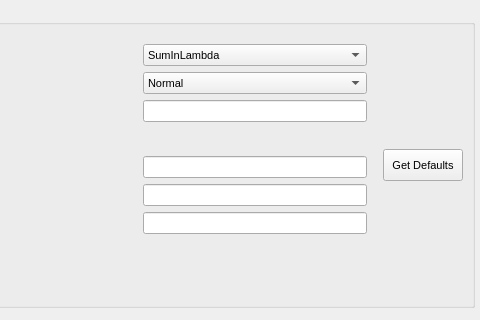
Old version of the form qt/scientific_interfaces/ISISReflectometry/ReflSettingsWidget.ui in the repository mantidproject/mantid; both pictures show x 575 to 1055 and y 0 to 320 of the 1055 by 621 pixel window.
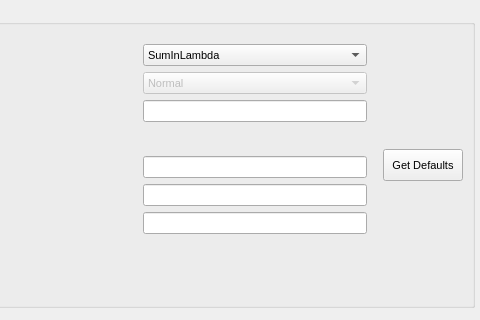
New version of the form.

Commit message: Re #21353: Set reduction type box disabled by default.

Diff of the .ui file:
```diff
--- a/qt/scientific_interfaces/ISISReflectometry/ReflSettingsWidget.ui
+++ b/qt/scientific_interfaces/ISISReflectometry/ReflSettingsWidget.ui
@@ -242,6 +242,9 @@
         </item>
         <item row="1" column="3">
          <widget class="QComboBox" name="reductionTypeComboBox">
+          <property name="enabled">
+           <bool>false</bool>
+          </property>
           <item>
            <property name="text">
             <string>Normal</string>
```
